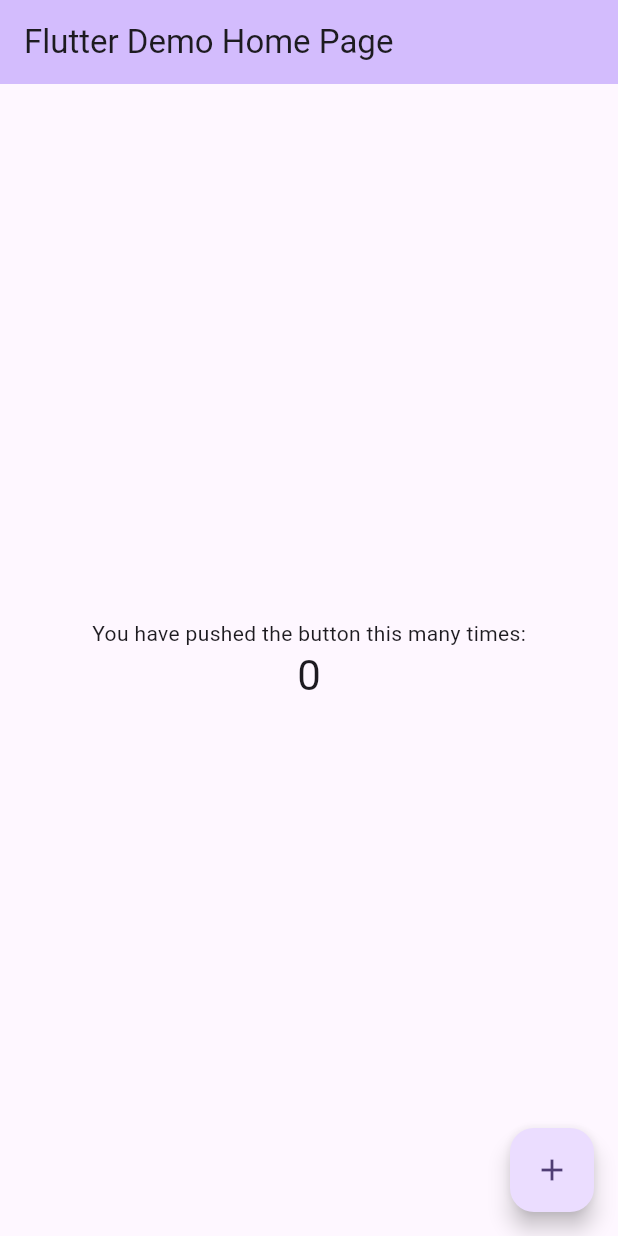
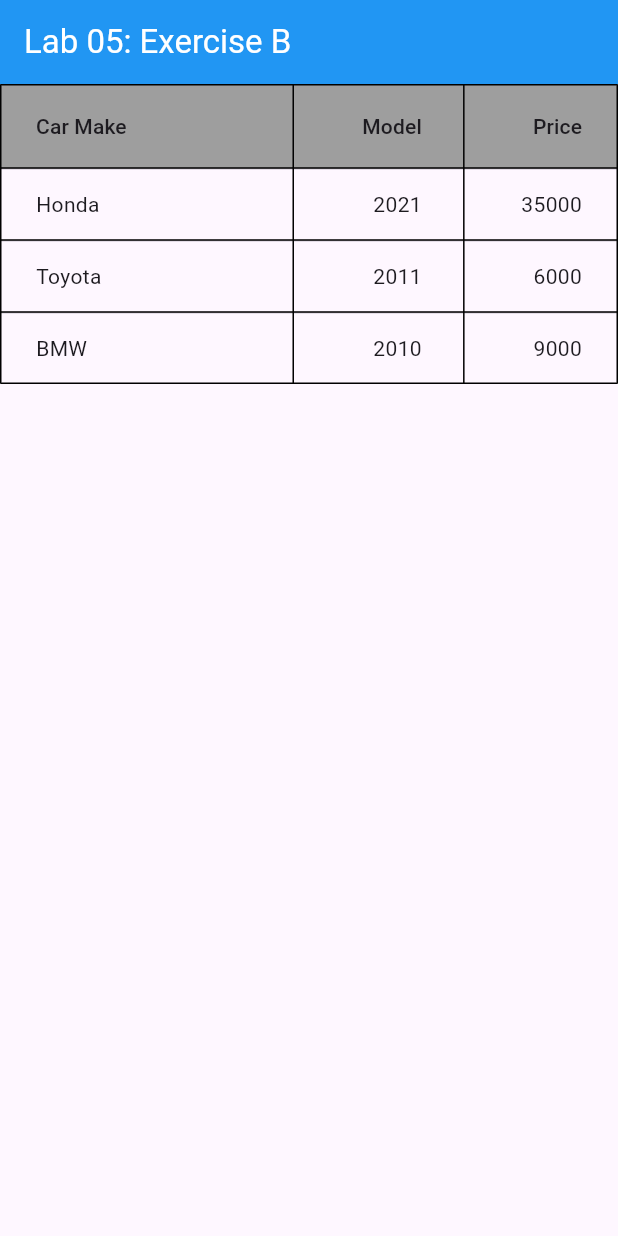
Before and after one commit to jdsvsn/TMA3084_G02_99348_Lab05_Lesson07, a Flutter app: the screen it shows after launch, on a phone screen of 412 x 824 dp. Run offline on Flutter 3.47's test engine with Material 3 defaults, Android fonts, the phone set to English and light mode, and no system bars.

Commit message:
feat: Lab B DataTable with built-in sorting

```diff
--- a/data_table_lab/lib/main.dart
+++ b/data_table_lab/lib/main.dart
@@ -7,115 +7,104 @@ void main() {
 class MyApp extends StatelessWidget {
   const MyApp({super.key});
 
-  // This widget is the root of your application.
   @override
   Widget build(BuildContext context) {
-    return MaterialApp(
-      title: 'Flutter Demo',
-      theme: ThemeData(
-        // This is the theme of your application.
-        //
-        // TRY THIS: Try running your application with "flutter run". You'll see
-        // the application has a purple toolbar. Then, without quitting the app,
-        // try changing the seedColor in the colorScheme below to Colors.green
-        // and then invoke "hot reload" (save your changes or press the "hot
-        // reload" button in a Flutter-supported IDE, or press "r" if you used
-        // the command line to start the app).
-        //
-        // Notice that the counter didn't reset back to zero; the application
-        // state is not lost during the reload. To reset the state, use hot
-        // restart instead.
-        //
-        // This works for code too, not just values: Most code changes can be
-        // tested with just a hot reload.
-        colorScheme: .fromSeed(seedColor: Colors.deepPurple),
-      ),
-      home: const MyHomePage(title: 'Flutter Demo Home Page'),
+    return const MaterialApp(
+      debugShowCheckedModeBanner: false,
+      home: CarTablePage(),
     );
   }
 }
 
-class MyHomePage extends StatefulWidget {
-  const MyHomePage({super.key, required this.title});
+class Car {
+  Car(this.make, this.model, this.price);
 
-  // This widget is the home page of your application. It is stateful, meaning
-  // that it has a State object (defined below) that contains fields that affect
-  // how it looks.
+  final String make;
+  final int model;
+  final int price;
+}
 
-  // This class is the configuration for the state. It holds the values (in this
-  // case the title) provided by the parent (in this case the App widget) and
-  // used by the build method of the State. Fields in a Widget subclass are
-  // always marked "final".
-
-  final String title;
+class CarTablePage extends StatefulWidget {
+  const CarTablePage({super.key});
 
   @override
-  State<MyHomePage> createState() => _MyHomePageState();
+  State<CarTablePage> createState() => _CarTablePageState();
 }
 
-class _MyHomePageState extends State<MyHomePage> {
-  int _counter = 0;
+class _CarTablePageState extends State<CarTablePage> {
+  final List<Car> cars = [
+    Car('Honda', 2021, 35000),
+    Car('Toyota', 2011, 6000),
+    Car('BMW', 2010, 9000),
+  ];
+  int? sortColumnIndex;
+  bool sortAscending = true;
 
-  void _incrementCounter() {
+  void sortBy(
+    int columnIndex,
+    bool ascending,
+    int Function(Car a, Car b) compare,
+  ) {
     setState(() {
-      // This call to setState tells the Flutter framework that something has
-      // changed in this State, which causes it to rerun the build method below
-      // so that the display can reflect the updated values. If we changed
-      // _counter without calling setState(), then the build method would not be
-      // called again, and so nothing would appear to happen.
-      _counter++;
+      cars.sort((a, b) => ascending ? compare(a, b) : compare(b, a));
+      sortColumnIndex = columnIndex;
+      sortAscending = ascending;
     });
   }
 
   @override
   Widget build(BuildContext context) {
-    // This method is rerun every time setState is called, for instance as done
-    // by the _incrementCounter method above.
-    //
-    // The Flutter framework has been optimized to make rerunning build methods
-    // fast, so that you can just rebuild anything that needs updating rather
-    // than having to individually change instances of widgets.
     return Scaffold(
       appBar: AppBar(
-        // TRY THIS: Try changing the color here to a specific color (to
-        // Colors.amber, perhaps?) and trigger a hot reload to see the AppBar
-        // change color while the other colors stay the same.
-        backgroundColor: Theme.of(context).colorScheme.inversePrimary,
-        // Here we take the value from the MyHomePage object that was created by
-        // the App.build method, and use it to set our appbar title.
-        title: Text(widget.title),
+        title: const Text('Lab 05: Exercise B'),
+        backgroundColor: Colors.blue,
+        foregroundColor: Colors.white,
       ),
-      body: Center(
-        // Center is a layout widget. It takes a single child and positions it
-        // in the middle of the parent.
-        child: Column(
-          // Column is also a layout widget. It takes a list of children and
-          // arranges them vertically. By default, it sizes itself to fit its
-          // children horizontally, and tries to be as tall as its parent.
-          //
-          // Column has various properties to control how it sizes itself and
-          // how it positions its children. Here we use mainAxisAlignment to
-          // center the children vertically; the main axis here is the vertical
-          // axis because Columns are vertical (the cross axis would be
-          // horizontal).
-          //
-          // TRY THIS: Invoke "debug painting" (choose the "Toggle Debug Paint"
-          // action in the IDE, or press "p" in the console), to see the
-          // wireframe for each widget.
-          mainAxisAlignment: .center,
-          children: [
-            const Text('You have pushed the button this many times:'),
-            Text(
-              '$_counter',
-              style: Theme.of(context).textTheme.headlineMedium,
+      body: SingleChildScrollView(
+        child: DataTable(
+          sortColumnIndex: sortColumnIndex,
+          sortAscending: sortAscending,
+          border: TableBorder.all(color: Colors.black),
+          headingRowColor: WidgetStateProperty.all<Color>(Colors.grey),
+          columns: [
+            DataColumn(
+              label: const Text('Car Make'),
+              onSort: (columnIndex, ascending) => sortBy(
+                columnIndex,
+                ascending,
+                (a, b) => a.make.compareTo(b.make),
+              ),
+            ),
+            DataColumn(
+              label: const Text('Model'),
+              numeric: true,
+              onSort: (columnIndex, ascending) => sortBy(
+                columnIndex,
+                ascending,
+                (a, b) => a.model.compareTo(b.model),
+              ),
+            ),
+            DataColumn(
+              label: const Text('Price'),
+              numeric: true,
+              onSort: (columnIndex, ascending) => sortBy(
+                columnIndex,
+                ascending,
+                (a, b) => a.price.compareTo(b.price),
+              ),
             ),
           ],
+          rows: [
+            for (final car in cars)
+              DataRow(
+                cells: [
+                  DataCell(Text(car.make)),
+                  DataCell(Text('${car.model}')),
+                  DataCell(Text('${car.price}')),
+                ],
+              ),
+          ],
         ),
-      ),
-      floatingActionButton: FloatingActionButton(
-        onPressed: _incrementCounter,
-        tooltip: 'Increment',
-        child: const Icon(Icons.add),
       ),
     );
   }
```
Also changed, not shown: 1 other file.
